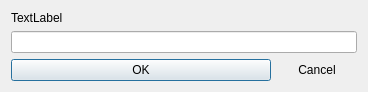
The window that ui/a2widget/a2input_dialog.ui (ewerybody/a2) describes before a commit, drawn with Qt 5.
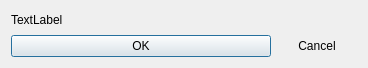
The same window after the commit.

The edit to the form file:
```diff
--- a/ui/a2widget/a2input_dialog.ui
+++ b/ui/a2widget/a2input_dialog.ui
@@ -7,7 +7,7 @@
     <x>0</x>
     <y>0</y>
     <width>368</width>
-    <height>88</height>
+    <height>68</height>
    </rect>
   </property>
   <property name="windowTitle">
@@ -21,9 +21,6 @@
      </property>
     </widget>
    </item>
-   <item>
-    <widget class="QLineEdit" name="textField"/>
-   </item>
    <item>
     <layout class="QHBoxLayout" name="horizontalLayout" stretch="1,0">
      <item>
```
